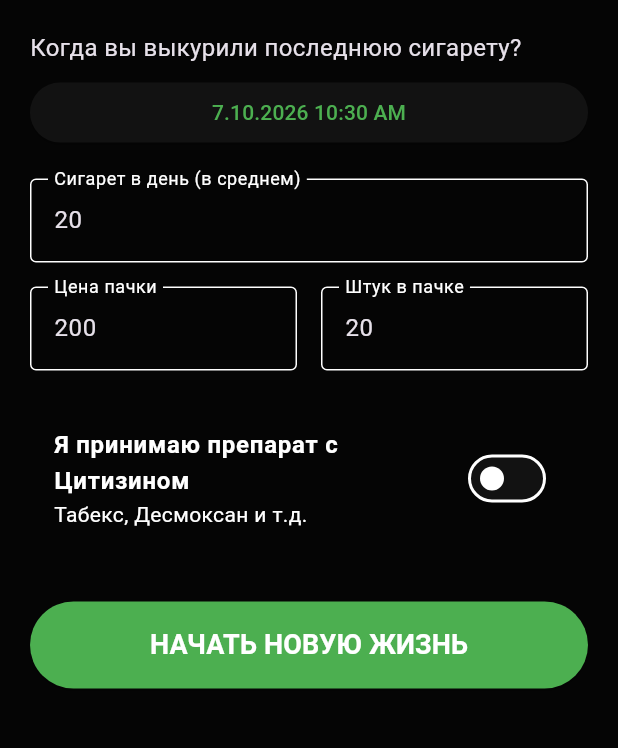
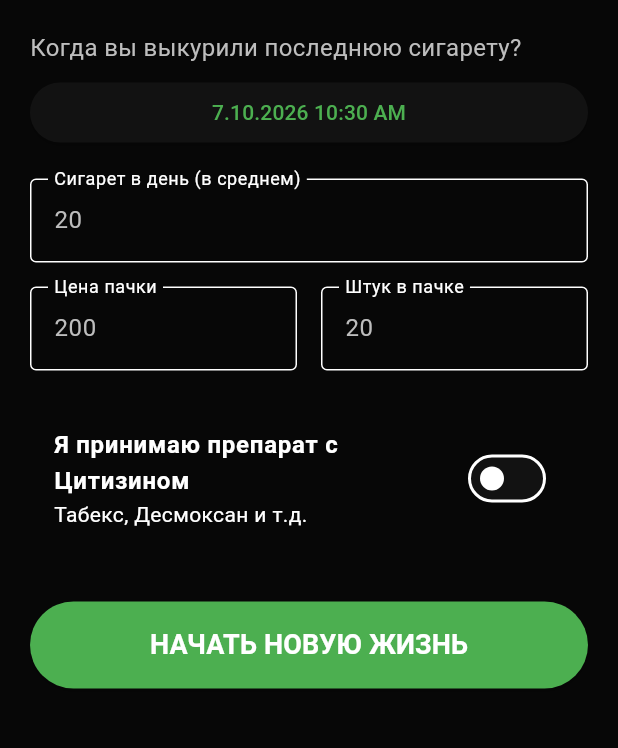
Before and after one commit to baddesigner404-cpu/rauchfrei, a Flutter app: the screen it shows after launch, on a phone screen of 412 x 824 dp, the part 84-832 px from its top. Run offline on Flutter 3.47's test engine with Material 3 defaults, Android fonts, the phone set to English and light mode, and no system bars; our stand-ins replace shared_preferences; accounts and stored records are empty.

Commit message:
Update design: 070707 bg, grey text, remove cards

```diff
--- a/lib/main.dart
+++ b/lib/main.dart
@@ -23,14 +23,23 @@ class RauchfreiApp extends StatelessWidget {
     return MaterialApp(
       title: 'Rauchfrei',
       theme: ThemeData.dark().copyWith(
-        scaffoldBackgroundColor: const Color(0xFF050505),
+        scaffoldBackgroundColor: const Color(0xFF070707),
         primaryColor: Colors.green,
-        cardColor: const Color(0xFF1A1A1A),
+        cardColor: Colors.transparent,
         colorScheme: const ColorScheme.dark(
           primary: Colors.green,
           secondary: Colors.orange,
         ),
-        textTheme: ThemeData.dark().textTheme.apply(fontFamily: '.SF Pro Text'),
+        textTheme: ThemeData.dark().textTheme.apply(
+          fontFamily: '.SF Pro Text',
+          bodyColor: Colors.grey.shade400,
+          displayColor: Colors.grey.shade400,
+        ),
+        cardTheme: const CardTheme(
+          color: Colors.transparent,
+          elevation: 0,
+          margin: EdgeInsets.zero,
+        ),
         useMaterial3: true,
       ),
       home: Consumer<UserProvider>(
--- a/lib/screens/main_screen.dart
+++ b/lib/screens/main_screen.dart
@@ -31,8 +31,9 @@ class _MainScreenState extends State<MainScreen> {
           });
         },
         selectedItemColor: Colors.green,
-        unselectedItemColor: Colors.white54,
-        backgroundColor: const Color(0xFF1A1A1A),
+        unselectedItemColor: Colors.grey.shade600,
+        backgroundColor: const Color(0xFF070707),
+        elevation: 0,
         items: const [
           BottomNavigationBarItem(
             icon: Icon(Icons.timer),
```
Also changed, not shown: lib/screens/dashboard_screen.dart (+12 -26 lines), lib/screens/health_screen.dart (+5 -19 lines).
